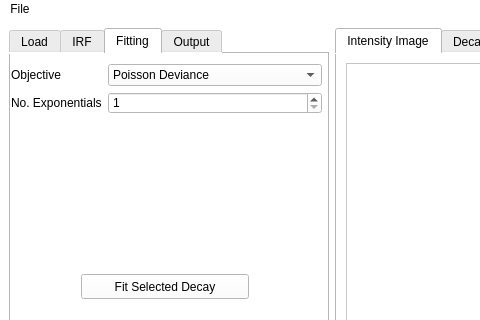
Tomkaehst/PhasorFLIM, file qt_app/gui/agbp_flimfitter.ui: the form before one commit; both pictures show x 0 to 480 and y 0 to 320 of the 1130 by 776 pixel window.
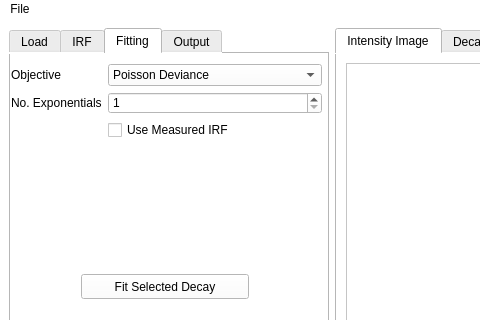
The form after the commit. The open tabs and pages were chosen to show the change. Custom widgets are drawn as their Qt base class.

Commit message: Added checkbox for chosing between measured and approx IRF

```diff
--- a/qt_app/gui/agbp_flimfitter.ui
+++ b/qt_app/gui/agbp_flimfitter.ui
@@ -520,6 +520,13 @@
            </property>
           </widget>
          </item>
+         <item row="2" column="1">
+          <widget class="QCheckBox" name="checkBox_measuredIRFFit">
+           <property name="text">
+            <string>Use Measured IRF</string>
+           </property>
+          </widget>
+         </item>
         </layout>
        </widget>
        <widget class="QPushButton" name="pushButton_fitSelection">
```
The commit also changes 7 other files.
